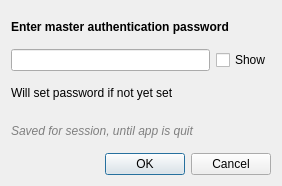
kailIII/QGIS, file src/ui/qgscredentialdialog.ui: the form before one commit.
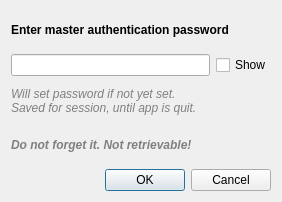
The form after the commit. The open tabs and pages were chosen to show the change.

```diff
--- a/src/ui/qgscredentialdialog.ui
+++ b/src/ui/qgscredentialdialog.ui
@@ -7,7 +7,7 @@
     <x>0</x>
     <y>0</y>
     <width>282</width>
-    <height>186</height>
+    <height>202</height>
    </rect>
   </property>
   <property name="windowTitle">
@@ -116,8 +116,15 @@
        </item>
        <item>
         <layout class="QHBoxLayout" name="horizontalLayout">
+         <property name="spacing">
+          <number>6</number>
+         </property>
          <item>
-          <widget class="QLineEdit" name="leMasterPass"/>
+          <widget class="QLineEdit" name="leMasterPass">
+           <property name="echoMode">
+            <enum>QLineEdit::Password</enum>
+           </property>
+          </widget>
          </item>
          <item>
           <widget class="QCheckBox" name="chkMasterPassShow">
@@ -134,13 +141,6 @@
          </item>
         </layout>
        </item>
-       <item>
-        <widget class="QLabel" name="label_5">
-         <property name="text">
-          <string>Will set password if not yet set</string>
-         </property>
-        </widget>
-       </item>
        <item>
         <widget class="QLabel" name="label_4">
          <property name="font">
@@ -152,7 +152,31 @@
           <string notr="true">QLabel { color: rgb(128, 128, 128); }</string>
          </property>
          <property name="text">
-          <string>Saved for session, until app is quit</string>
+          <string>Will set password if not yet set.
+Saved for session, until app is quit.</string>
+         </property>
+         <property name="wordWrap">
+          <bool>true</bool>
+         </property>
+        </widget>
+       </item>
+       <item>
+        <widget class="QLabel" name="label_5">
+         <property name="font">
+          <font>
+           <weight>75</weight>
+           <italic>true</italic>
+           <bold>true</bold>
+          </font>
+         </property>
+         <property name="styleSheet">
+          <string notr="true">QLabel { color: rgb(128, 128, 128); }</string>
+         </property>
+         <property name="text">
+          <string>Do not forget it. Not retrievable!</string>
+         </property>
+         <property name="wordWrap">
+          <bool>true</bool>
          </property>
         </widget>
        </item>
```
